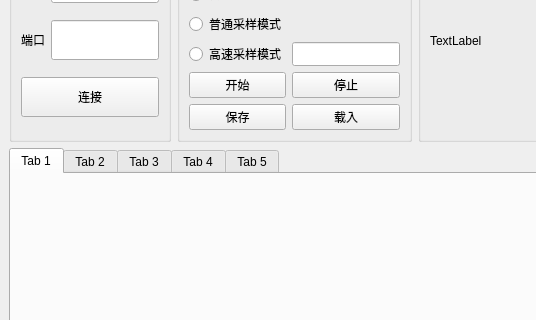
Above: mainwindow.ui from rainyMorning2/Low-frequency-measurement-and-control-GUI before the change; both pictures show x 0 to 536 and y 86 to 406 of the 1024 by 768 pixel window. Below: the same form after it.
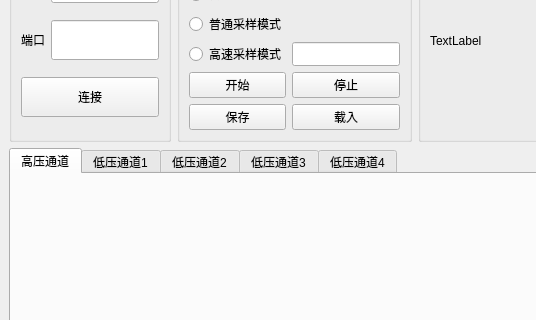
That is the form after the change.

```diff
--- a/mainwindow.ui
+++ b/mainwindow.ui
@@ -39,27 +39,27 @@
         </property>
         <widget class="QWidget" name="tab_1">
          <attribute name="title">
-          <string>Tab 1</string>
+          <string>高压通道</string>
          </attribute>
         </widget>
         <widget class="QWidget" name="tab_2">
          <attribute name="title">
-          <string>Tab 2</string>
+          <string>低压通道1</string>
          </attribute>
         </widget>
         <widget class="QWidget" name="tab_3">
          <attribute name="title">
-          <string>Tab 3</string>
+          <string>低压通道2</string>
          </attribute>
         </widget>
         <widget class="QWidget" name="tab_4">
          <attribute name="title">
-          <string>Tab 4</string>
+          <string>低压通道3</string>
          </attribute>
         </widget>
         <widget class="QWidget" name="tab_5">
          <attribute name="title">
-          <string>Tab 5</string>
+          <string>低压通道4</string>
          </attribute>
         </widget>
        </widget>
```
